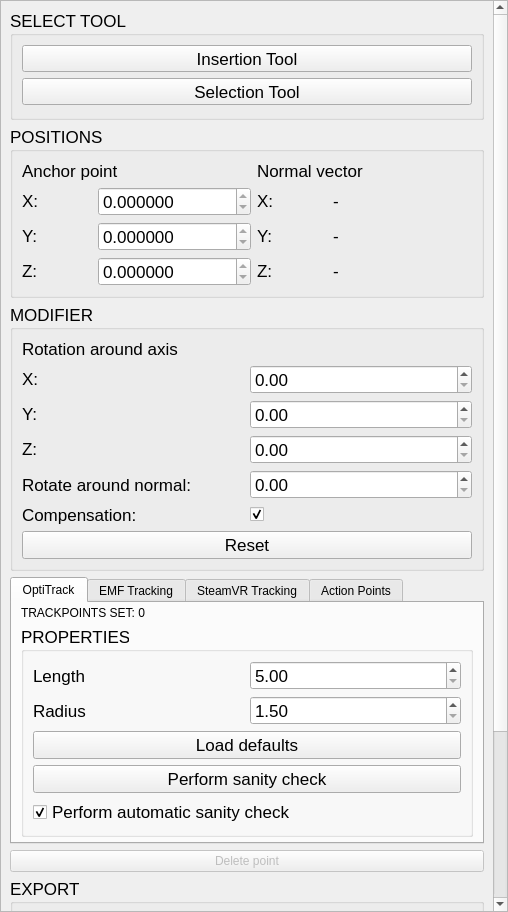
This is trackpoint-app/gui/EditWidget.ui in Dominik-Schoen/TrackItPipe as Qt 5 draws it before an edit. The edited form follows.
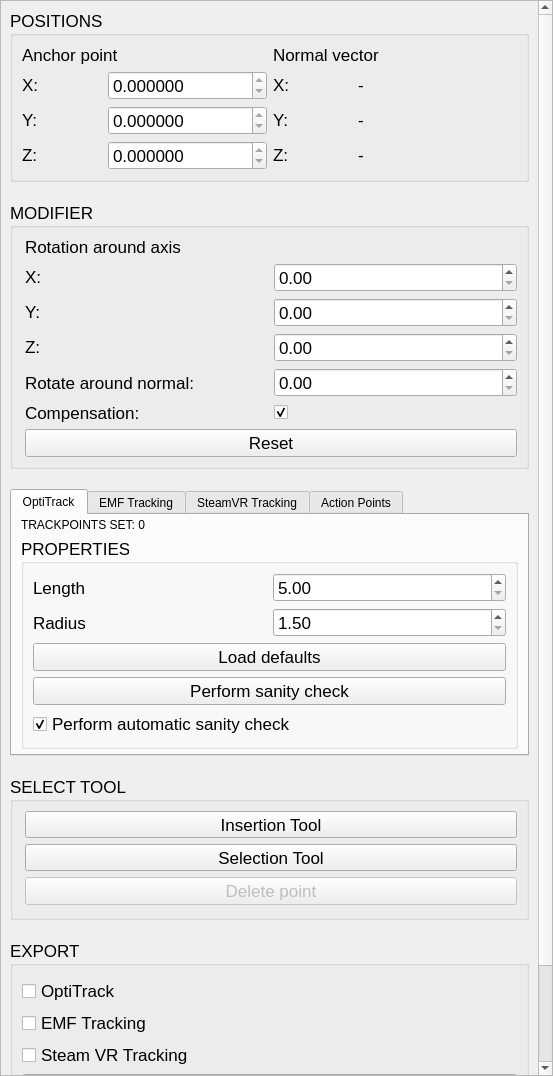
This is the edited form.

Commit message: Move tool box below point details, integrate delete button into tool box

```diff
--- a/trackpoint-app/gui/EditWidget.ui
+++ b/trackpoint-app/gui/EditWidget.ui
@@ -6,8 +6,8 @@
    <rect>
     <x>0</x>
     <y>0</y>
-    <width>508</width>
-    <height>912</height>
+    <width>553</width>
+    <height>1076</height>
    </rect>
   </property>
   <property name="windowTitle">
@@ -39,60 +39,14 @@
        <rect>
         <x>0</x>
         <y>0</y>
-        <width>506</width>
-        <height>1062</height>
+        <width>551</width>
+        <height>1090</height>
        </rect>
       </property>
       <layout class="QVBoxLayout" name="verticalLayout_7">
-       <item>
-        <widget class="QGroupBox" name="toolSelection">
-         <property name="sizePolicy">
-          <sizepolicy hsizetype="Preferred" vsizetype="Fixed">
-           <horstretch>0</horstretch>
-           <verstretch>0</verstretch>
-          </sizepolicy>
-         </property>
-         <property name="font">
-          <font>
-           <pointsize>13</pointsize>
-          </font>
-         </property>
-         <property name="title">
-          <string>SELECT TOOL</string>
-         </property>
-         <layout class="QVBoxLayout" name="verticalLayout_2">
-          <property name="bottomMargin">
-           <number>12</number>
-          </property>
-          <item>
-           <widget class="QToolButton" name="insertionToolButton">
-            <property name="sizePolicy">
-             <sizepolicy hsizetype="Expanding" vsizetype="Fixed">
-              <horstretch>0</horstretch>
-              <verstretch>0</verstretch>
-             </sizepolicy>
-            </property>
-            <property name="text">
-             <string>Insertion Tool</string>
-            </property>
-           </widget>
-          </item>
-          <item>
-           <widget class="QToolButton" name="selectionToolButton">
-            <property name="sizePolicy">
-             <sizepolicy hsizetype="Expanding" vsizetype="Fixed">
-              <horstretch>0</horstretch>
-              <verstretch>0</verstretch>
-             </sizepolicy>
-            </property>
-            <property name="text">
-             <string>Selection Tool</string>
-            </property>
-           </widget>
-          </item>
-         </layout>
-        </widget>
-       </item>
+       <property name="spacing">
+        <number>20</number>
+       </property>
        <item>
         <widget class="QGroupBox" name="positions">
          <property name="font">
@@ -324,6 +278,9 @@
           <string>MODIFIER</string>
          </property>
          <layout class="QVBoxLayout" name="verticalLayout_6">
+          <property name="leftMargin">
+           <number>12</number>
+          </property>
           <item>
            <layout class="QGridLayout" name="gridLayout_3">
             <property name="spacing">
@@ -850,19 +807,77 @@
         </widget>
        </item>
        <item>
-        <widget class="QPushButton" name="deleteTrackPoint">
-         <property name="enabled">
-          <bool>false</bool>
+        <widget class="QGroupBox" name="toolSelection">
+         <property name="sizePolicy">
+          <sizepolicy hsizetype="Preferred" vsizetype="Preferred">
+           <horstretch>0</horstretch>
+           <verstretch>0</verstretch>
+          </sizepolicy>
          </property>
-         <property name="text">
-          <string>Delete point</string>
+         <property name="sizeIncrement">
+          <size>
+           <width>0</width>
+           <height>0</height>
+          </size>
          </property>
+         <property name="font">
+          <font>
+           <pointsize>13</pointsize>
+          </font>
+         </property>
+         <property name="title">
+          <string>SELECT TOOL</string>
+         </property>
+         <layout class="QVBoxLayout" name="verticalLayout_2">
+          <property name="leftMargin">
+           <number>12</number>
+          </property>
+          <property name="bottomMargin">
+           <number>12</number>
+          </property>
+          <item>
+           <widget class="QToolButton" name="insertionToolButton">
+            <property name="sizePolicy">
+             <sizepolicy hsizetype="Expanding" vsizetype="Fixed">
+              <horstretch>0</horstretch>
+              <verstretch>0</verstretch>
+             </sizepolicy>
+            </property>
+            <property name="text">
+             <string>Insertion Tool</string>
+            </property>
+           </widget>
+          </item>
+          <item>
+           <widget class="QToolButton" name="selectionToolButton">
+            <property name="sizePolicy">
+             <sizepolicy hsizetype="Expanding" vsizetype="Fixed">
+              <horstretch>0</horstretch>
+              <verstretch>0</verstretch>
+             </sizepolicy>
+            </property>
+            <property name="text">
+             <string>Selection Tool</string>
+            </property>
+           </widget>
+          </item>
+          <item>
+           <widget class="QPushButton" name="deleteTrackPoint">
+            <property name="enabled">
+             <bool>false</bool>
+            </property>
+            <property name="text">
+             <string>Delete point</string>
+            </property>
+           </widget>
+          </item>
+         </layout>
         </widget>
        </item>
        <item>
         <widget class="QGroupBox" name="exportGroup">
          <property name="sizePolicy">
-          <sizepolicy hsizetype="Preferred" vsizetype="Fixed">
+          <sizepolicy hsizetype="Preferred" vsizetype="Preferred">
            <horstretch>0</horstretch>
            <verstretch>0</verstretch>
           </sizepolicy>
```
The commit also changes 1 other file.
